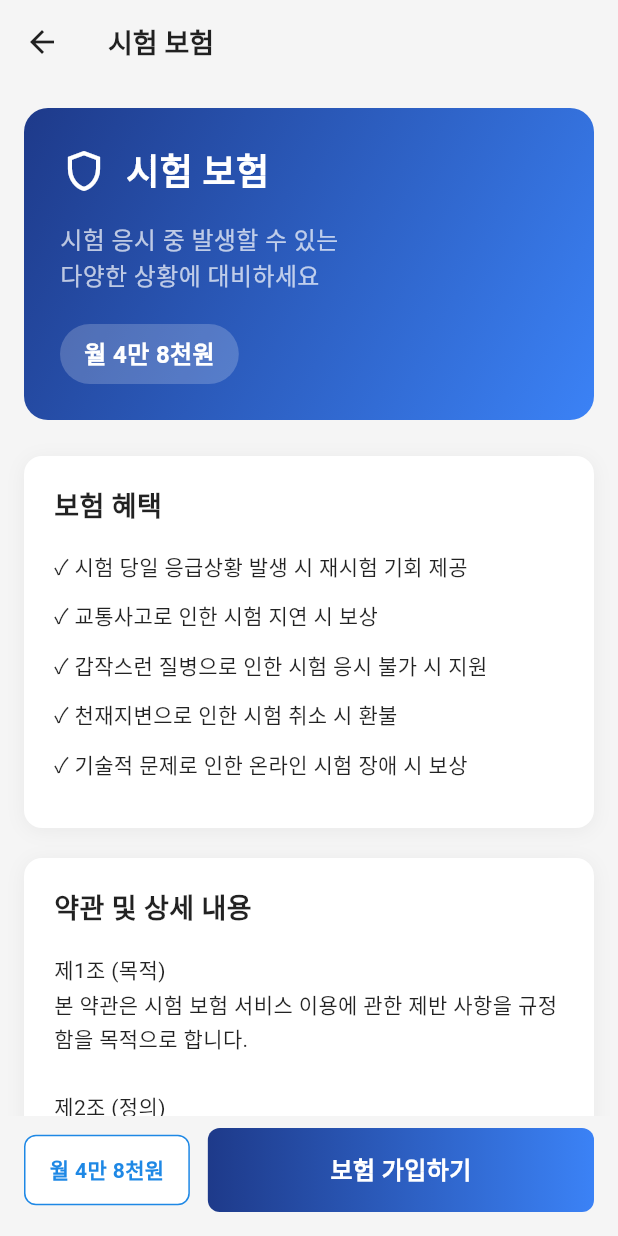
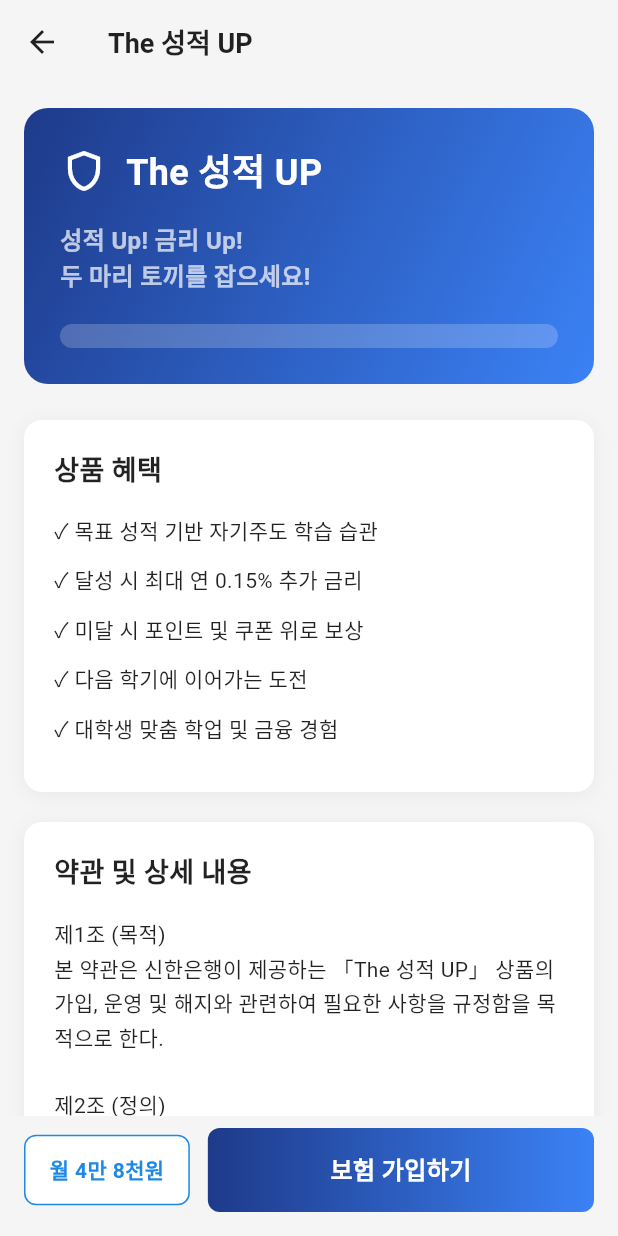
Before and after one commit to ally432/Shinhan_Hackathon, a Flutter app: the InsuranceDetailScreen screen opened directly, on a phone screen of 412 x 824 dp. Run offline on Flutter 3.47's test engine with Material 3 defaults, Android fonts, the phone set to English and light mode, and no system bars; our stand-ins replace image_picker, shared_preferences; accounts and stored records are empty; Roboto replaces fonts that are missing (NotoSans).

Commit message:
약관 정리

```diff
--- a/Frontend/lib/screens_heyyoung/insurance_detail_screen.dart
+++ b/Frontend/lib/screens_heyyoung/insurance_detail_screen.dart
@@ -14,7 +14,7 @@
           onPressed: () => Navigator.pop(context),
         ),
         title: Text(
-          '시험 보험',
+          'The 성적 UP',
           style: TextStyle(color: Colors.black87, fontWeight: FontWeight.bold),
         ),
       ),
@@ -55,7 +55,7 @@
                               ),
                               SizedBox(width: 12),
                               Text(
-                                '시험 보험',
+                                'The 성적 UP',
                                 style: TextStyle(
                                   color: Colors.white,
                                   fontSize: 24,
@@ -66,10 +66,11 @@
                           ),
                           SizedBox(height: 16),
                           Text(
-                            '시험 응시 중 발생할 수 있는\n다양한 상황에 대비하세요',
+                            '성적 Up! 금리 Up!\n두 마리 토끼를 잡으세요!',
                             style: TextStyle(
                               color: Colors.white70,
                               fontSize: 16,
+                              fontWeight: FontWeight.bold,
                             ),
                           ),
                           SizedBox(height: 20),
@@ -79,14 +80,6 @@
                               color: Colors.white.withOpacity(0.2),
                               borderRadius: BorderRadius.circular(20),
                             ),
-                            child: Text(
-                              '월 4만 8천원',
-                              style: TextStyle(
-                                color: Colors.white,
-                                fontSize: 16,
-                                fontWeight: FontWeight.bold,
-                              ),
-                            ),
                           ),
                         ],
                       ),
@@ -95,7 +88,7 @@
 
                   SizedBox(height: 24),
 
-                  // 보험 혜택 내용
+                  // 상품 혜택 내용
                   Container(
                     width: double.infinity,
                     padding: EdgeInsets.all(20),
@@ -114,7 +107,7 @@
                       crossAxisAlignment: CrossAxisAlignment.start,
                       children: [
                         Text(
-                          '보험 혜택',
+                          '상품 혜택',
                           style: TextStyle(
                             fontSize: 18,
                             fontWeight: FontWeight.bold,
@@ -122,11 +115,11 @@
                           ),
                         ),
                         SizedBox(height: 16),
-                        _buildBenefitItem('✓ 시험 당일 응급상황 발생 시 재시험 기회 제공'),
-                        _buildBenefitItem('✓ 교통사고로 인한 시험 지연 시 보상'),
-                        _buildBenefitItem('✓ 갑작스런 질병으로 인한 시험 응시 불가 시 지원'),
-                        _buildBenefitItem('✓ 천재지변으로 인한 시험 취소 시 환불'),
-                        _buildBenefitItem('✓ 기술적 문제로 인한 온라인 시험 장애 시 보상'),
+                        _buildBenefitItem('✓ 목표 성적 기반 자기주도 학습 습관'),
+                        _buildBenefitItem('✓ 달성 시 최대 연 0.15% 추가 금리'),
+                        _buildBenefitItem('✓ 미달 시 포인트 및 쿠폰 위로 보상'),
+                        _buildBenefitItem('✓ 다음 학기에 이어가는 도전'),
+                        _buildBenefitItem('✓ 대학생 맞춤 학업 및 금융 경험'),
                       ],
                     ),
                   ),
@@ -161,7 +154,7 @@
                         ),
                         SizedBox(height: 16),
                         Text(
-                          '제1조 (목적)\n본 약관은 시험 보험 서비스 이용에 관한 제반 사항을 규정함을 목적으로 합니다.\n\n제2조 (정의)\n"시험"이라 함은 학교에서 주관하는 모든 형태의 평가를 의미합니다.\n\n제3조 (보상 범위)\n다음 각 호의 경우에 보상을 제공합니다:\n1. 응급의료상황 발생\n2. 교통사고 또는 대중교통 지연\n3. 천재지변\n4. 기타 불가피한 사유\n\n제4조 (보상 제외 사항)\n고의 또는 중과실로 인한 경우는 보상에서 제외됩니다.\n\n제5조 (보험료)\n월 보험료는 48,000원이며, 매월 자동 결제됩니다.\n\n제6조 (계약 해지)\n언제든지 계약 해지가 가능하며, 해지 시 미사용 기간에 대해 일할 계산하여 환불됩니다.\n\n제7조 (보상 신청)\n보상 신청은 사유 발생 후 7일 이내에 신청해야 하며, 관련 증빙서류를 첨부해야 합니다.\n\n제8조 (면책 사항)\n다음의 경우에는 보상하지 않습니다:\n1. 보험 가입 전 발생한 사유\n2. 허위 신고나 기만적 행위\n3. 전쟁, 테러 등 불가항력적 사유\n\n제9조 (분쟁 해결)\n본 보험과 관련된 분쟁은 관할 법원에서 해결합니다.',
+                          '제1조 (목적)\n본 약관은 신한은행이 제공하는 「The 성적 UP」 상품의 가입, 운영 및 해지와 관련하여 필요한 사항을 규정함을 목적으로 한다.\n\n제2조 (정의)\n① “가입자”라 함은 본 상품에 가입한 개인을 말한다.\n② “목표 성적”이라 함은 가입자가 사전에 설정한 학기별 성적 기준을 말한다.\n③ “우대금리”라 함은 목표 성적 달성 시 기본금리에 추가로 제공되는 금리를 말한다.\n④ “위로 보상”이라 함은 목표 성적 미달 시 제공되는 신한 포인트, 기프티콘, 땡겨요 쿠폰 등을 말한다.\n⑤ 기타 용어의 정의는 관련 법령 및 은행 일반 약관에서 정한 바에 따른다.\n\n제3조 (가입 대상)\n본 상품은 국내 대학(전문대학 포함)에 재학 중인 만 19세 이상 만 29세 이하 개인만 가입할 수 있다.\n\n제4조 (가입 및 예치)\n① 가입자는 은행이 지정한 자유 적립식 정기예금 계좌를 개설해야 한다.\n② 예치금은 최소 50만원 이상으로 하며, 이후 추가 납입은 불가능하다.\n③ 예치 기간은 기본 12개월로 하며, 성적 확인은 해당 기간 동안의 성적 정보를 사용한다.\n\n제5조 (목표 성적 설정 및 검증)\n① 가입자는 상품을 학기 초에 가입하여 목표 성적을 설정하여야 한다.\n② 성적 검증은 제휴 대학 포털에 기재된 성적을 통해 이루어진다.\n③ 성적 확인은 상품 만기 후 은행이 지정한 일정에 따라 자동으로 진행된다.\n\n제6조 (우대 금리)\n① 목표 성적 달성 시, 기본금리에 추가로 아래와 같이 우대금리를 제공한다.\n4.3 ~ 4.5 : 연 0.15%p\n4.0 ~ 4.29 : 연 0.10%p\n3.7 ~ 3.99 : 연 0.05%p\n② 목표 성적 미달 시 우대금리는 적용되지 않는다.\n③ 동일 학년도 1·2학기 중 더 높은 성적을 기준으로 적용한다.\n\n제7조 (위로 보상)\n① 가입자가 목표 성적에 미달한 경우, 예치금의 2% 범위 내에서 위로 보상을 제공한다.\n② 위로 보상은 신한 포인트, 땡겨요 쿠폰, 기프티콘 중 가입자가 선택할 수 있다.\n③ 위로 보상은 1회 최대 2만원 한도로 지급된다.\n\n제8조 (중도해지 및 해지 시 처리)\n① 가입자가 예금을 중도 해지하는 경우, 은행의 일반 정기예금 중도해지 이율을 적용한다.\n② 성적 검증 완료 이전에 해지하는 경우, 우대금리 및 위로 보상은 지급되지 않는다.\n③ 만기 시 은행은 목표 성적 달성 여부에 따른 금리를 반영하여 원리금을 지급한다.\n\n제9조 (기타 사항)\n① 본 약관에 명시되지 아니한 사항은 은행의 일반 정기예금 약관 및 관련 법령에 따른다.\n② 은행은 불가피한 사유 발생 시 상품 내용을 변경할 수 있으며, 이 경우 사전에 가입자에게 통지한다.\n③ 본 약관은 2025년 8월 11일부터 시행한다.',
                           style: TextStyle(
                             fontSize: 14,
                             color: Colors.black87,
```
Also changed, not shown: 1 other file.
